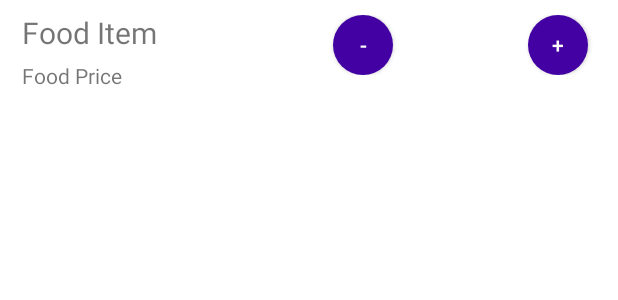
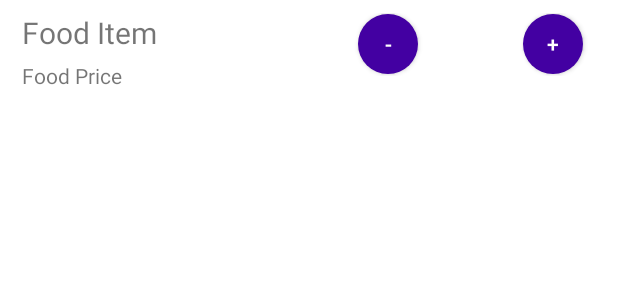
Before and after one commit to ngjw1599/android-project, an Android app: the layout cartlist_item.xml on its own in the app's theme, with its tools: preview values and no code run, on a phone screen of 412 x 824 dp. Shown: the top 300 px of the screen. Run offline under Robolectric (Android 15) with nearby library versions, the phone set to English and light mode, and no system bars; Roboto replaces fonts that are not available here.

Commit message:
Layout slight edits

```diff
--- a/app/src/main/res/layout/cartlist_item.xml
+++ b/app/src/main/res/layout/cartlist_item.xml
@@ -28,15 +28,16 @@
         app:layout_constraintTop_toBottomOf="@+id/cartFoodItem" />
 
     <LinearLayout
-        android:layout_width="wrap_content"
-        android:layout_height="wrap_content"
+        android:layout_width="159dp"
+        android:layout_height="42dp"
         android:gravity="center"
         android:orientation="horizontal"
         app:layout_constraintBottom_toBottomOf="parent"
         app:layout_constraintEnd_toEndOf="parent"
-        app:layout_constraintHorizontal_bias="1.0"
+        app:layout_constraintHorizontal_bias="0.927"
         app:layout_constraintStart_toStartOf="parent"
-        app:layout_constraintTop_toTopOf="parent">
+        app:layout_constraintTop_toTopOf="parent"
+        app:layout_constraintVertical_bias="0.473">
 
 
         <Button
@@ -56,7 +57,7 @@
 
         <TextView
             android:id="@+id/cartFoodAmount"
-            android:layout_width="50dp"
+            android:layout_width="30dp"
             android:layout_height="30dp"
             android:text="0"
             android:textAlignment="center"
--- a/app/src/main/res/layout/fragment_food_item.xml
+++ b/app/src/main/res/layout/fragment_food_item.xml
@@ -75,9 +75,7 @@
             android:text="Add to Cart"
             app:layout_constraintBottom_toBottomOf="parent"
             app:layout_constraintEnd_toEndOf="parent"
-            app:layout_constraintStart_toStartOf="parent"
-            app:layout_constraintTop_toTopOf="parent"
-            app:layout_constraintVertical_bias="0.976" />
+            app:layout_constraintStart_toStartOf="parent" />
 
         <Button
             android:id="@+id/backButton"
```
